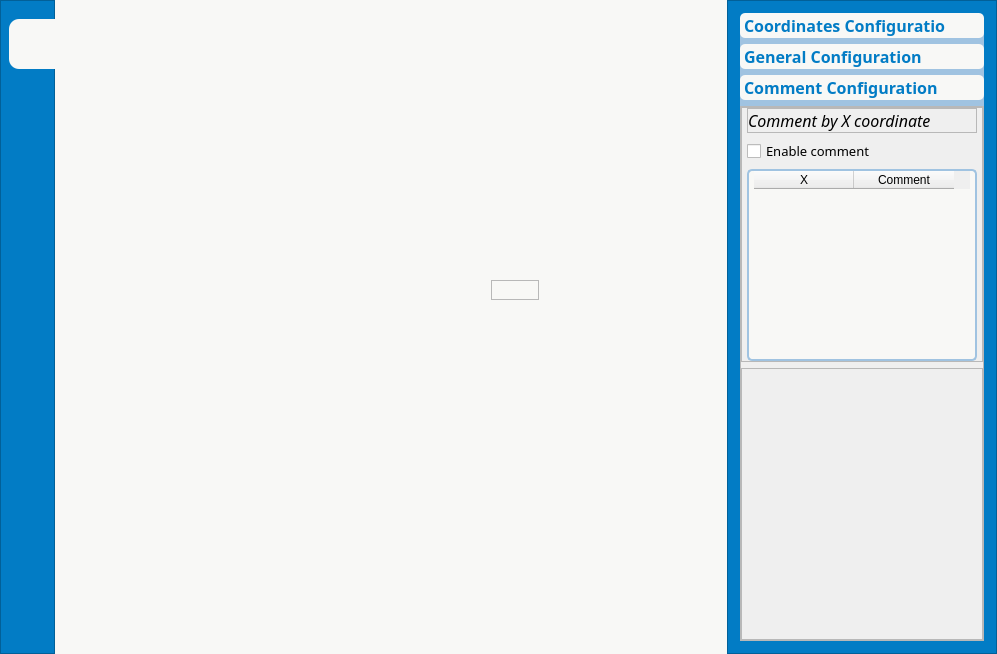
vikesaki/University_MaximaAdditionalGraphicalUtility, file interface.ui: the form before one commit.
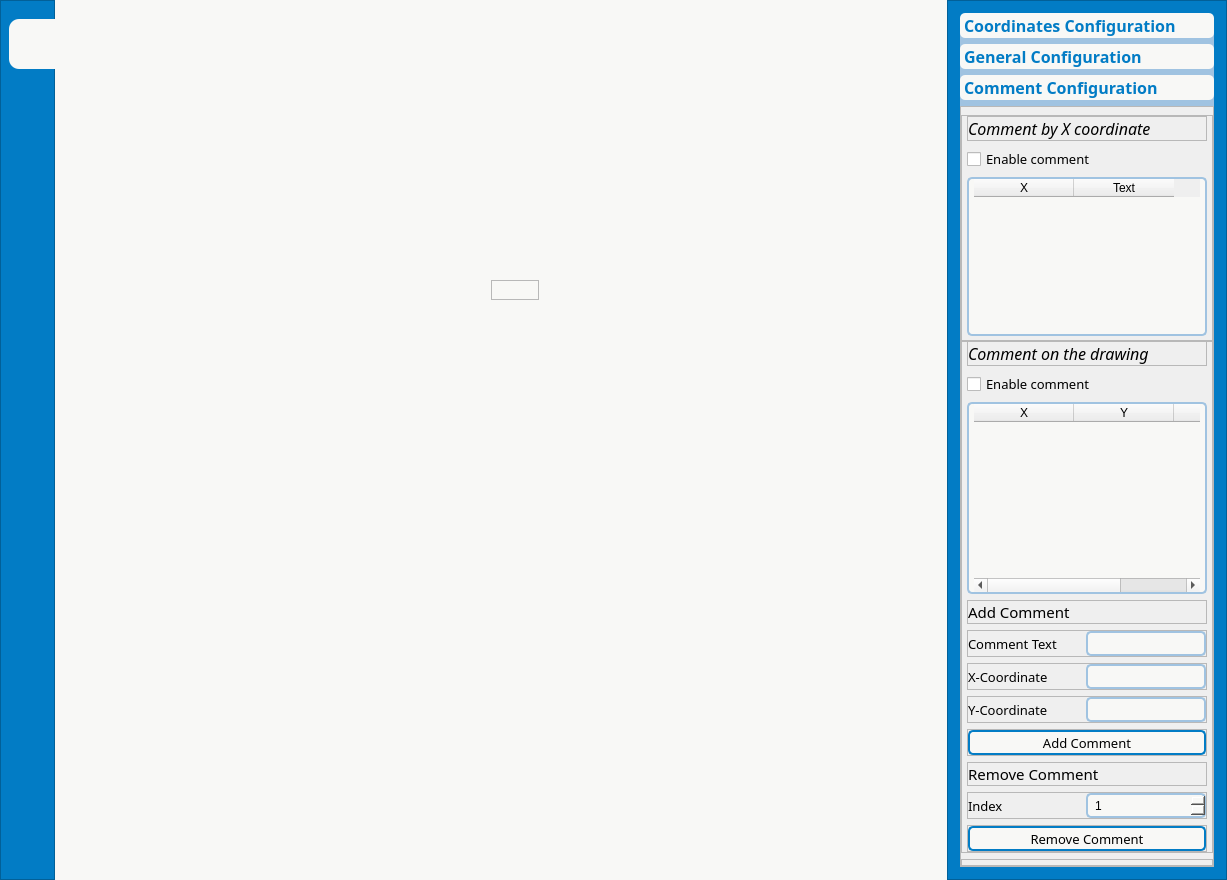
The form after the commit. The open tabs and pages were chosen to show the change. Icons and pictures are not drawn. Custom widgets are drawn as their Qt base class.

Commit message: add comment on drawing

What changed in the file:
```diff
--- a/interface.ui
+++ b/interface.ui
@@ -6,8 +6,8 @@
    <rect>
     <x>0</x>
     <y>0</y>
-    <width>997</width>
-    <height>654</height>
+    <width>1227</width>
+    <height>880</height>
    </rect>
   </property>
   <property name="windowTitle">
@@ -366,7 +366,7 @@
      <widget class="QFrame" name="frame_3">
       <property name="minimumSize">
        <size>
-        <width>270</width>
+        <width>280</width>
         <height>0</height>
        </size>
       </property>
@@ -428,7 +428,7 @@
 	text-align: center;
 }
 
-QLineEdit, QSpinBox, QComboBox{
+QLineEdit, QSpinBox, QComboBox {
 	border : 2px solid;
 	border-color: rgb(160, 195, 225);
 	border-radius : 5px;
@@ -437,6 +437,13 @@
 	padding-right : 5px
 }
 
+QPushButton {
+	border : 2px solid;
+	border-color: rgb(2, 124, 197);
+	border-radius : 5px;
+	background-color: rgb(248, 248, 246);
+}
+
 QTableWidget {
 	border : 2px solid;
 	border-color: rgb(160, 195, 225);
@@ -2243,8 +2250,8 @@
            <rect>
             <x>0</x>
             <y>0</y>
-            <width>244</width>
-            <height>541</height>
+            <width>254</width>
+            <height>767</height>
            </rect>
           </property>
           <attribute name="label">
@@ -2292,6 +2299,18 @@
                   <verstretch>0</verstretch>
                  </sizepolicy>
                 </property>
+                <property name="minimumSize">
+                 <size>
+                  <width>0</width>
+                  <height>227</height>
+                 </size>
+                </property>
+                <property name="maximumSize">
+                 <size>
+                  <width>16777215</width>
+                  <height>211</height>
+                 </size>
+                </property>
                 <property name="frameShape">
                  <enum>QFrame::StyledPanel</enum>
                 </property>
@@ -2309,7 +2328,7 @@
                   <number>5</number>
                  </property>
                  <property name="bottomMargin">
-                  <number>0</number>
+                  <number>5</number>
                  </property>
                  <item>
                   <widget class="QFrame" name="frame_33">
@@ -2379,6 +2398,12 @@
                  </item>
                  <item>
                   <widget class="QTableWidget" name="tableWidget_CoordinatesComment">
+                   <property name="sizePolicy">
+                    <sizepolicy hsizetype="Expanding" vsizetype="Fixed">
+                     <horstretch>0</horstretch>
+                     <verstretch>0</verstretch>
+                    </sizepolicy>
+                   </property>
                    <property name="editTriggers">
                     <set>QAbstractItemView::AnyKeyPressed|QAbstractItemView::DoubleClicked|QAbstractItemView::EditKeyPressed</set>
                    </property>
@@ -2392,7 +2417,7 @@
                    </column>
                    <column>
                     <property name="text">
-                     <string>Comment</string>
+                     <string>Text</string>
                     </property>
                    </column>
                   </widget>
@@ -2400,6 +2425,721 @@
                 </layout>
                </widget>
               </item>
+              <item>
+               <widget class="QFrame" name="frame_37">
+                <property name="sizePolicy">
+                 <sizepolicy hsizetype="Preferred" vsizetype="Fixed">
+                  <horstretch>0</horstretch>
+                  <verstretch>0</verstretch>
+                 </sizepolicy>
+                </property>
+                <property name="frameShape">
+                 <enum>QFrame::StyledPanel</enum>
+                </property>
+                <property name="frameShadow">
+                 <enum>QFrame::Raised</enum>
+                </property>
+                <layout class="QVBoxLayout" name="verticalLayout_15">
+                 <property name="leftMargin">
+                  <number>5</number>
+                 </property>
+                 <property name="topMargin">
+                  <number>0</number>
+                 </property>
+                 <property name="rightMargin">
+                  <number>5</number>
+                 </property>
+                 <property name="bottomMargin">
+                  <number>0</number>
+                 </property>
+                 <item>
+                  <widget class="QFrame" name="frame_39">
+                   <property name="frameShape">
+                    <enum>QFrame::StyledPanel</enum>
+                   </property>
+                   <property name="frameShadow">
+                    <enum>QFrame::Raised</enum>
+                   </property>
+                   <layout class="QHBoxLayout" name="horizontalLayout_27">
+                    <property name="leftMargin">
+                     <number>0</number>
+                    </property>
+                    <property name="topMargin">
+                     <number>0</number>
+                    </property>
+                    <property name="rightMargin">
+                     <number>0</number>
+                    </property>
+                    <property name="bottomMargin">
+                     <number>0</number>
+                    </property>
+                    <item>
+                     <widget class="QLabel" name="label_8">
+                      <property name="font">
+                       <font>
+                        <family>Montserrat</family>
+                        <pointsize>12</pointsize>
+                        <italic>true</italic>
+                        <bold>false</bold>
+                        <underline>false</underline>
+                       </font>
+                      </property>
+                      <property name="text">
+                       <string>Comment on the drawing</string>
+                      </property>
+                     </widget>
+                    </item>
+                    <item>
+                     <spacer name="horizontalSpacer_8">
+                      <property name="orientation">
+                       <enum>Qt::Horizontal</enum>
+                      </property>
+                      <property name="sizeHint" stdset="0">
+                       <size>
+                        <width>86</width>
+                        <height>17</height>
+                       </size>
+                      </property>
+                     </spacer>
+                    </item>
+                   </layout>
+                  </widget>
+                 </item>
+                 <item>
+                  <widget class="QCheckBox" name="checkBox_CommentOnDrawing">
+                   <property name="font">
+                    <font>
+                     <family>Montserrat</family>
+                     <pointsize>10</pointsize>
+                    </font>
+                   </property>
+                   <property name="text">
+                    <string>Enable comment</string>
+                   </property>
+                  </widget>
+                 </item>
+                 <item>
+                  <widget class="QTableWidget" name="tableWidget_DrawingComment">
+                   <property name="sizePolicy">
+                    <sizepolicy hsizetype="Expanding" vsizetype="Fixed">
+                     <horstretch>0</horstretch>
+                     <verstretch>0</verstretch>
+                    </sizepolicy>
+                   </property>
+                   <property name="editTriggers">
+                    <set>QAbstractItemView::NoEditTriggers</set>
+                   </property>
+                   <attribute name="verticalHeaderStretchLastSection">
+                    <bool>false</bool>
+                   </attribute>
+                   <column>
+                    <property name="text">
+                     <string>X</string>
+                    </property>
+                   </column>
+                   <column>
+                    <property name="text">
+                     <string>Y</string>
+                    </property>
+                   </column>
+                   <column>
+                    <property name="text">
+                     <string>Text</string>
+                    </property>
+                   </column>
+                  </widget>
+                 </item>
+                 <item>
+                  <widget class="QFrame" name="frame_43">
+                   <property name="minimumSize">
+                    <size>
+                     <width>0</width>
+                     <height>0</height>
+                    </size>
+                   </property>
+                   <property name="frameShape">
+                    <enum>QFrame::StyledPanel</enum>
+                   </property>
+                   <property name="frameShadow">
+                    <enum>QFrame::Raised</enum>
+                   </property>
+                   <layout class="QHBoxLayout" name="horizontalLayout_31">
+                    <property name="leftMargin">
+                     <number>0</number>
+                    </property>
+                    <property name="topMargin">
+                     <number>0</number>
+                    </property>
+                    <property name="rightMargin">
+                     <number>0</number>
+                    </property>
+                    <property name="bottomMargin">
+                     <number>0</number>
+                    </property>
+                    <item>
+                     <widget class="QLabel" name="label_27">
+                      <property name="font">
+                       <font>
+                        <family>Montserrat</family>
+                        <pointsize>11</pointsize>
+                        <bold>false</bold>
+                       </font>
+                      </property>
+                      <property name="text">
+                       <string>Add Comment</string>
+                      </property>
+                     </widget>
+                    </item>
+                    <item>
+                     <spacer name="horizontalSpacer_29">
+                      <property name="orientation">
+                       <enum>Qt::Horizontal</enum>
+                      </property>
+                      <property name="sizeHint" stdset="0">
+                       <size>
+                        <width>176</width>
+                        <height>20</height>
+                       </size>
+                      </property>
+                     </spacer>
+                    </item>
+                   </layout>
+                  </widget>
+                 </item>
+                 <item>
+                  <widget class="QFrame" name="frame_40">
+                   <property name="minimumSize">
+                    <size>
+                     <width>0</width>
+                     <height>0</height>
+                    </size>
+                   </property>
+                   <property name="maximumSize">
+                    <size>
+                     <width>16777215</width>
+                     <height>30</height>
+                    </size>
+                   </property>
+                   <property name="frameShape">
+                    <enum>QFrame::StyledPanel</enum>
+                   </property>
+                   <property name="frameShadow">
+                    <enum>QFrame::Raised</enum>
+                   </property>
+                   <layout class="QHBoxLayout" name="horizontalLayout_28">
+                    <property name="leftMargin">
+                     <number>0</number>
+                    </property>
+                    <property name="topMargin">
+                     <number>0</number>
+                    </property>
+                    <property name="rightMargin">
+                     <number>0</number>
+                    </property>
+                    <property name="bottomMargin">
+                     <number>0</number>
+                    </property>
+                    <item>
+                     <widget class="QLabel" name="label_24">
+                      <property name="font">
+                       <font>
+                        <family>Montserrat</family>
+                        <pointsize>10</pointsize>
+                        <bold>false</bold>
+                       </font>
+                      </property>
+                      <property name="text">
+                       <string>Comment Text</string>
+                      </property>
+                     </widget>
+                    </item>
+                    <item>
+                     <spacer name="horizontalSpacer_26">
+                      <property name="orientation">
+                       <enum>Qt::Horizontal</enum>
+                      </property>
+                      <property name="sizeHint" stdset="0">
+                       <size>
+                        <width>51</width>
+                        <height>20</height>
+                       </size>
+                      </property>
+                     </spacer>
+                    </item>
+                    <item>
+                     <widget class="QLineEdit" name="LineEdit_CommentOnDrawingText">
+                      <property name="sizePolicy">
+                       <sizepolicy hsizetype="Preferred" vsizetype="Fixed">
+                        <horstretch>0</horstretch>
+                        <verstretch>0</verstretch>
+                       </sizepolicy>
+                      </property>
+                      <property name="minimumSize">
+                       <size>
+                        <width>120</width>
+                        <height>25</height>
+                       </size>
+                      </property>
+                      <property name="maximumSize">
+                       <size>
+                        <width>120</width>
+                        <height>16777215</height>
+                       </size>
+                      </property>
+                      <property name="placeholderText">
+                       <string/>
+                      </property>
+                     </widget>
+                    </item>
+                   </layout>
+                  </widget>
+                 </item>
+                 <item>
+                  <widget class="QFrame" name="frame_41">
+                   <property name="minimumSize">
+                    <size>
+                     <width>0</width>
+                     <height>0</height>
+                    </size>
+                   </property>
+                   <property name="maximumSize">
+                    <size>
+                     <width>16777215</width>
+                     <height>30</height>
+                    </size>
+                   </property>
+                   <property name="frameShape">
+                    <enum>QFrame::StyledPanel</enum>
+                   </property>
+                   <property name="frameShadow">
+                    <enum>QFrame::Raised</enum>
+                   </property>
+                   <layout class="QHBoxLayout" name="horizontalLayout_29">
+                    <property name="leftMargin">
+                     <number>0</number>
+                    </property>
+                    <property name="topMargin">
+                     <number>0</number>
+                    </property>
+                    <property name="rightMargin">
+                     <number>0</number>
+                    </property>
+                    <property name="bottomMargin">
+                     <number>0</number>
+                    </property>
+                    <item>
+                     <widget class="QLabel" name="label_25">
+                      <property name="font">
+                       <font>
+                        <family>Montserrat</family>
+                        <pointsize>10</pointsize>
+                        <bold>false</bold>
+                       </font>
+                      </property>
+                      <property name="text">
+                       <string>X-Coordinate</string>
+                      </property>
+                     </widget>
+                    </item>
+                    <item>
+                     <spacer name="horizontalSpacer_27">
+                      <property name="orientation">
+                       <enum>Qt::Horizontal</enum>
+                      </property>
+                      <property name="sizeHint" stdset="0">
+                       <size>
+                        <width>51</width>
+                        <height>20</height>
+                       </size>
+                      </property>
+                     </spacer>
+                    </item>
+                    <item>
+                     <widget class="QLineEdit" name="LineEdit_CommentOnDrawingX">
+                      <property name="sizePolicy">
+                       <sizepolicy hsizetype="Preferred" vsizetype="Fixed">
+                        <horstretch>0</horstretch>
+                        <verstretch>0</verstretch>
+                       </sizepolicy>
+                      </property>
+                      <property name="minimumSize">
+                       <size>
+                        <width>120</width>
+                        <height>25</height>
+                       </size>
+                      </property>
+                      <property name="maximumSize">
+                       <size>
+                        <width>120</width>
+                        <height>16777215</height>
+                       </size>
+                      </property>
+                      <property name="placeholderText">
+                       <string/>
+                      </property>
+                     </widget>
+                    </item>
+                   </layout>
+                  </widget>
+                 </item>
+                 <item>
+                  <widget class="QFrame" name="frame_42">
+                   <property name="minimumSize">
+                    <size>
+                     <width>0</width>
+                     <height>0</height>
+                    </size>
+                   </property>
+                   <property name="maximumSize">
+                    <size>
+                     <width>16777215</width>
+                     <height>30</height>
+                    </size>
+                   </property>
+                   <property name="frameShape">
+                    <enum>QFrame::StyledPanel</enum>
+                   </property>
+                   <property name="frameShadow">
+                    <enum>QFrame::Raised</enum>
+                   </property>
+                   <layout class="QHBoxLayout" name="horizontalLayout_30">
+                    <property name="leftMargin">
+                     <number>0</number>
+                    </property>
+                    <property name="topMargin">
+                     <number>0</number>
+                    </property>
+                    <property name="rightMargin">
+                     <number>0</number>
+                    </property>
+                    <property name="bottomMargin">
+                     <number>0</number>
+                    </property>
+                    <item>
+                     <widget class="QLabel" name="label_26">
+                      <property name="font">
+                       <font>
+                        <family>Montserrat</family>
+                        <pointsize>10</pointsize>
+                        <bold>false</bold>
+                       </font>
+                      </property>
+                      <property name="text">
+                       <string>Y-Coordinate</string>
+                      </property>
+                     </widget>
+                    </item>
+                    <item>
+                     <spacer name="horizontalSpacer_28">
+                      <property name="orientation">
+                       <enum>Qt::Horizontal</enum>
+                      </property>
+                      <property name="sizeHint" stdset="0">
+                       <size>
+                        <width>51</width>
+                        <height>20</height>
+                       </size>
+                      </property>
+                     </spacer>
+                    </item>
+                    <item>
+                     <widget class="QLineEdit" name="LineEdit_CommentOnDrawingY">
+                      <property name="sizePolicy">
+                       <sizepolicy hsizetype="Preferred" vsizetype="Fixed">
+                        <horstretch>0</horstretch>
+                        <verstretch>0</verstretch>
+                       </sizepolicy>
+                      </property>
+                      <property name="minimumSize">
+                       <size>
+                        <width>120</width>
+                        <height>25</height>
+                       </size>
+                      </property>
+                      <property name="maximumSize">
+                       <size>
+                        <width>120</width>
+                        <height>16777215</height>
+                       </size>
+                      </property>
+                      <property name="placeholderText">
+                       <string/>
+                      </property>
+                     </widget>
+                    </item>
+                   </layout>
+                  </widget>
+                 </item>
+                 <item>
+                  <widget class="QFrame" name="frame_44">
+                   <property name="minimumSize">
+                    <size>
+                     <width>0</width>
+                     <height>0</height>
+                    </size>
+                   </property>
+                   <property name="maximumSize">
+                    <size>
+                     <width>16777215</width>
+                     <height>30</height>
+                    </size>
+                   </property>
+                   <property name="font">
+                    <font>
+                     <family>Montserrat</family>
+                     <pointsize>10</pointsize>
+                    </font>
+                   </property>
+                   <property name="frameShape">
+                    <enum>QFrame::StyledPanel</enum>
+                   </property>
+                   <property name="frameShadow">
+                    <enum>QFrame::Raised</enum>
+                   </property>
+                   <layout class="QVBoxLayout" name="verticalLayout_13">
+                    <property name="leftMargin">
+                     <number>0</number>
+                    </property>
+                    <property name="topMargin">
+                     <number>0</number>
+                    </property>
+                    <property name="rightMargin">
+                     <number>0</number>
+                    </property>
+                    <property name="bottomMargin">
+                     <number>0</number>
+                    </property>
+                    <item>
+                     <widget class="QPushButton" name="pushButton_AddComment">
+                      <property name="minimumSize">
+                       <size>
+                        <width>0</width>
+                        <height>25</height>
+                       </size>
+                      </property>
+                      <property name="font">
+                       <font>
+                        <family>Montserrat</family>
+                        <pointsize>10</pointsize>
+                       </font>
+                      </property>
+                      <property name="text">
+                       <string>Add Comment</string>
+                      </property>
+                     </widget>
+                    </item>
+                   </layout>
+                  </widget>
+                 </item>
+                 <item>
+                  <widget class="QFrame" name="frame_45">
+                   <property name="minimumSize">
+                    <size>
+                     <width>0</width>
+                     <height>0</height>
+                    </size>
+                   </property>
+                   <property name="frameShape">
+                    <enum>QFrame::StyledPanel</enum>
+                   </property>
+                   <property name="frameShadow">
+                    <enum>QFrame::Raised</enum>
+                   </property>
+                   <layout class="QHBoxLayout" name="horizontalLayout_32">
+                    <property name="leftMargin">
+                     <number>0</number>
+                    </property>
+                    <property name="topMargin">
+                     <number>0</number>
+                    </property>
+                    <property name="rightMargin">
+                     <number>0</number>
+                    </property>
+                    <property name="bottomMargin">
+                     <number>0</number>
+                    </property>
+                    <item>
+                     <widget class="QLabel" name="label_28">
+                      <property name="font">
+                       <font>
+                        <family>Montserrat</family>
+                        <pointsize>11</pointsize>
+                        <bold>false</bold>
+                       </font>
+                      </property>
+                      <property name="text">
+                       <string>Remove Comment</string>
+                      </property>
+                     </widget>
+                    </item>
+                    <item>
+                     <spacer name="horizontalSpacer_31">
+                      <property name="orientation">
+                       <enum>Qt::Horizontal</enum>
+                      </property>
+                      <property name="sizeHint" stdset="0">
+                       <size>
+                        <width>176</width>
+                        <height>20</height>
+                       </size>
+                      </property>
+                     </spacer>
+                    </item>
+                   </layout>
+                  </widget>
+                 </item>
+                 <item>
+                  <widget class="QFrame" name="frame_46">
+                   <property name="minimumSize">
+                    <size>
+                     <width>0</width>
+                     <height>0</height>
+                    </size>
+                   </property>
+                   <property name="maximumSize">
+                    <size>
+                     <width>16777215</width>
+                     <height>30</height>
+                    </size>
+                   </property>
+                   <property name="frameShape">
+                    <enum>QFrame::StyledPanel</enum>
+                   </property>
+                   <property name="frameShadow">
+                    <enum>QFrame::Raised</enum>
+                   </property>
+                   <layout class="QHBoxLayout" name="horizontalLayout_33">
+                    <property name="leftMargin">
+                     <number>0</number>
+                    </property>
+                    <property name="topMargin">
+                     <number>0</number>
+                    </property>
+                    <property name="rightMargin">
+                     <number>0</number>
+                    </property>
+                    <property name="bottomMargin">
+                     <number>0</number>
+                    </property>
+                    <item>
+                     <widget class="QLabel" name="label_29">
+                      <property name="font">
+                       <font>
+                        <family>Montserrat</family>
+                        <pointsize>10</pointsize>
+                        <bold>false</bold>
+                       </font>
+                      </property>
+                      <property name="text">
+                       <string>Index</string>
+                      </property>
+                     </widget>
+                    </item>
+                    <item>
+                     <spacer name="horizontalSpacer_32">
+                      <property name="orientation">
+                       <enum>Qt::Horizontal</enum>
+                      </property>
+                      <property name="sizeHint" stdset="0">
+                       <size>
+                        <width>51</width>
+                        <height>20</height>
+                       </size>
+                      </property>
+                     </spacer>
+                    </item>
+                    <item>
+                     <widget class="QSpinBox" name="spinBox_RemoveIndex">
+                      <property name="minimumSize">
+                       <size>
+                        <width>120</width>
+                        <height>25</height>
+                       </size>
+                      </property>
+                      <property name="maximumSize">
+                       <size>
+                        <width>120</width>
+                        <height>16777215</height>
+                       </size>
+                      </property>
+                      <property name="minimum">
+                       <number>1</number>
+                      </property>
+                      <property name="maximum">
+                       <number>360</number>
+                      </property>
+                      <property name="value">
+                       <number>1</number>
+                      </property>
+                     </widget>
+                    </item>
+                   </layout>
+                  </widget>
+                 </item>
+                 <item>
+                  <widget class="QFrame" name="frame_47">
+                   <property name="minimumSize">
+                    <size>
+                     <width>0</width>
+                     <height>0</height>
+                    </size>
+                   </property>
+                   <property name="maximumSize">
+                    <size>
+                     <width>16777215</width>
+                     <height>30</height>
+                    </size>
+                   </property>
+                   <property name="font">
+                    <font>
+                     <family>Montserrat</family>
+                     <pointsize>10</pointsize>
+                    </font>
+                   </property>
+                   <property name="frameShape">
+                    <enum>QFrame::StyledPanel</enum>
+                   </property>
+                   <property name="frameShadow">
+                    <enum>QFrame::Raised</enum>
+                   </property>
+                   <layout class="QVBoxLayout" name="verticalLayout_14">
+                    <property name="leftMargin">
+                     <number>0</number>
+                    </property>
+                    <property name="topMargin">
+                     <number>0</number>
+                    </property>
+                    <property name="rightMargin">
+                     <number>0</number>
+                    </property>
+                    <property name="bottomMargin">
+                     <number>0</number>
+                    </property>
+                    <item>
+                     <widget class="QPushButton" name="pushButton_RemoveComment">
+                      <property name="minimumSize">
+                       <size>
+                        <width>0</width>
+                        <height>25</height>
+                       </size>
+                      </property>
+                      <property name="font">
+                       <font>
+                        <family>Montserrat</family>
+                        <pointsize>10</pointsize>
+                       </font>
+                      </property>
+                      <property name="text">
+                       <string>Remove Comment</string>
+                      </property>
+                     </widget>
+                    </item>
+                   </layout>
+                  </widget>
+                 </item>
+                </layout>
+               </widget>
+              </item>
               <item>
                <widget class="QFrame" name="frame_34">
                 <property name="sizePolicy">
```
Left out of the diff: 28 changed lines with no effect on the pictures. The commit also changes 2 other files.
